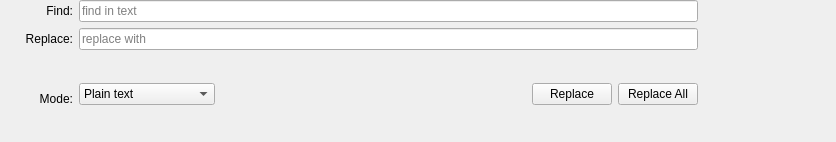
Old version of the form src/widgets/qtexteditsearchwidget.ui in the repository pbek/QOwnNotes.
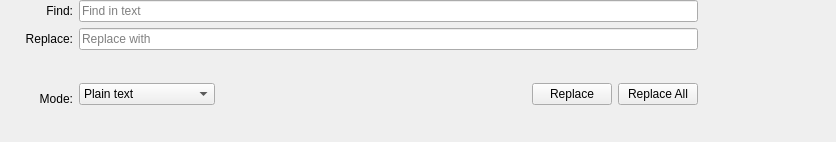
New version of the form. Icons and pictures are not drawn.

Commit message: textsearchwidget: change text case

Diff of the .ui file:
```diff
--- a/src/widgets/qtexteditsearchwidget.ui
+++ b/src/widgets/qtexteditsearchwidget.ui
@@ -76,7 +76,7 @@
    <item row="0" column="3">
     <widget class="QLineEdit" name="searchLineEdit">
      <property name="placeholderText">
-      <string>find in text</string>
+      <string>Find in text</string>
      </property>
     </widget>
    </item>
@@ -117,7 +117,7 @@
    <item row="1" column="3">
     <widget class="QLineEdit" name="replaceLineEdit">
      <property name="placeholderText">
-      <string>replace with</string>
+      <string>Replace with</string>
      </property>
     </widget>
    </item>
```
Left out of the diff: 8 changed lines with no effect on the pictures.
